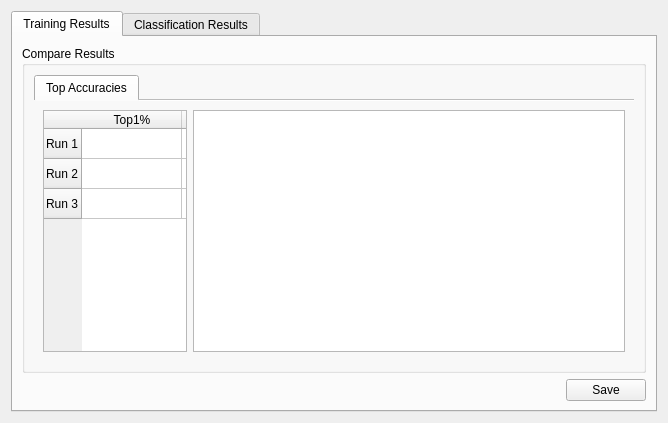
The window that resultswidget.ui (Joensw/RCAIT) describes before a commit, drawn with Qt 5.
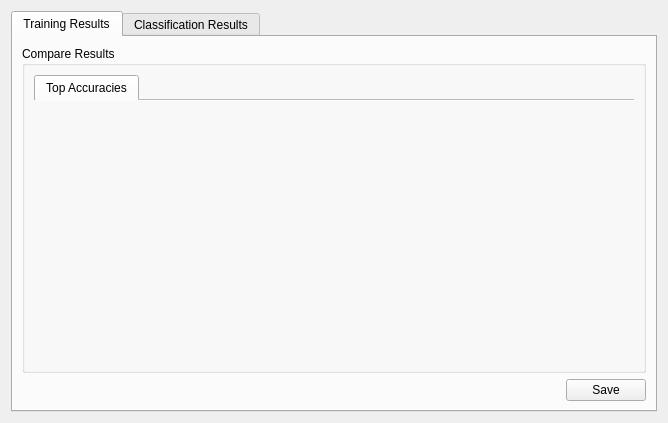
The same window after the commit. Icons and pictures are not drawn. Custom widgets are drawn as their Qt base class.

Commit message: Factor out 'Top Accuracy' tab in own class

The edit to the form file:
```diff
--- a/resultswidget.ui
+++ b/resultswidget.ui
@@ -70,58 +70,7 @@
              <attribute name="title">
               <string>Top Accuracies</string>
              </attribute>
-             <layout class="QGridLayout" name="gridLayout_3" columnstretch="1,0,3">
-              <item row="0" column="0">
-               <widget class="QTableWidget" name="tableWidget_topAccuracy">
-                <property name="verticalScrollBarPolicy">
-                 <enum>Qt::ScrollBarAsNeeded</enum>
-                </property>
-                <property name="horizontalScrollBarPolicy">
-                 <enum>Qt::ScrollBarAlwaysOff</enum>
-                </property>
-                <property name="sizeAdjustPolicy">
-                 <enum>QAbstractScrollArea::AdjustIgnored</enum>
-                </property>
-                <attribute name="horizontalHeaderCascadingSectionResizes">
-                 <bool>false</bool>
-                </attribute>
-                <attribute name="verticalHeaderCascadingSectionResizes">
-                 <bool>false</bool>
-                </attribute>
-                <attribute name="verticalHeaderStretchLastSection">
-                 <bool>false</bool>
-                </attribute>
-                <row>
-                 <property name="text">
-                  <string>Run 1</string>
-                 </property>
-                </row>
-                <row>
-                 <property name="text">
-                  <string>Run 2</string>
-                 </property>
-                </row>
-                <row>
-                 <property name="text">
-                  <string>Run 3</string>
-                 </property>
-                </row>
-                <column>
-                 <property name="text">
-                  <string>Top1%</string>
-                 </property>
-                </column>
-                <column>
-                 <property name="text">
-                  <string>Top5%</string>
-                 </property>
-                </column>
-               </widget>
-              </item>
-              <item row="0" column="2">
-               <widget class="Canvas" name="chartView_topAccuracy"/>
-              </item>
-             </layout>
+             <layout class="QGridLayout" name="gridLayout_3" columnstretch="1"/>
             </widget>
            </widget>
           </item>
@@ -358,9 +307,10 @@
  </widget>
  <customwidgets>
   <customwidget>
-   <class>Canvas</class>
-   <extends>QGraphicsView</extends>
-   <header>canvas.h</header>
+   <class>TrainingResultsTopAcc</class>
+   <extends>QWidget</extends>
+   <header>trainingresultstopacc.h</header>
+   <container>1</container>
   </customwidget>
  </customwidgets>
  <resources>
```
Left out of the diff: 2 changed lines with no effect on the pictures. The commit also changes 4 other files.
